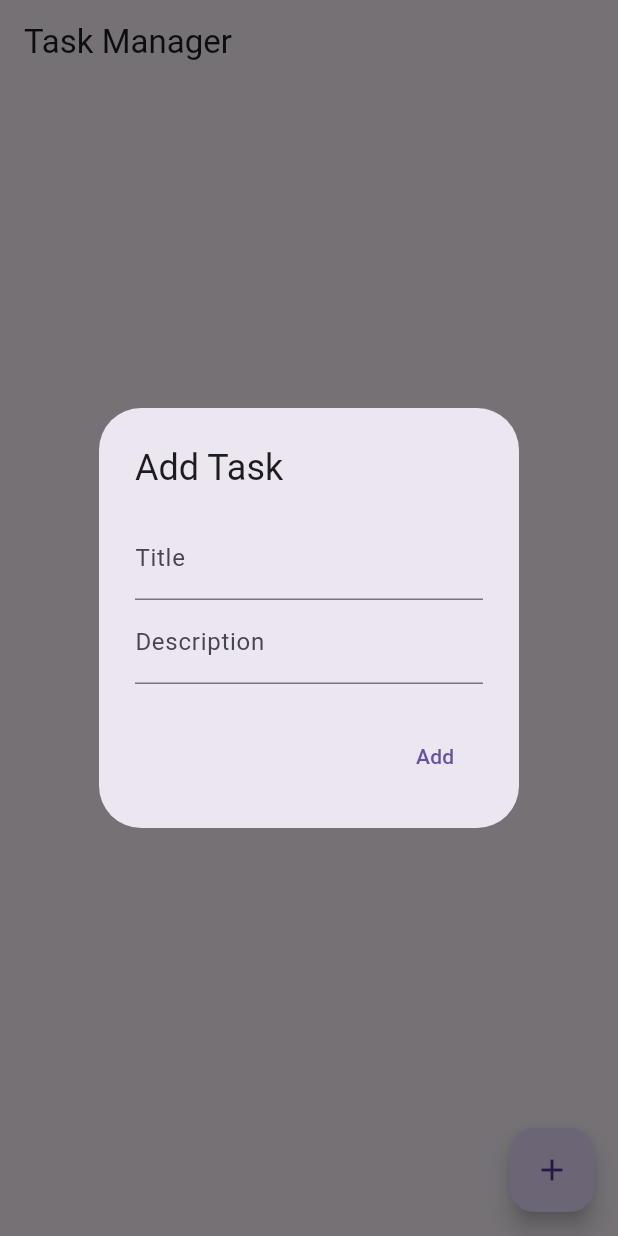
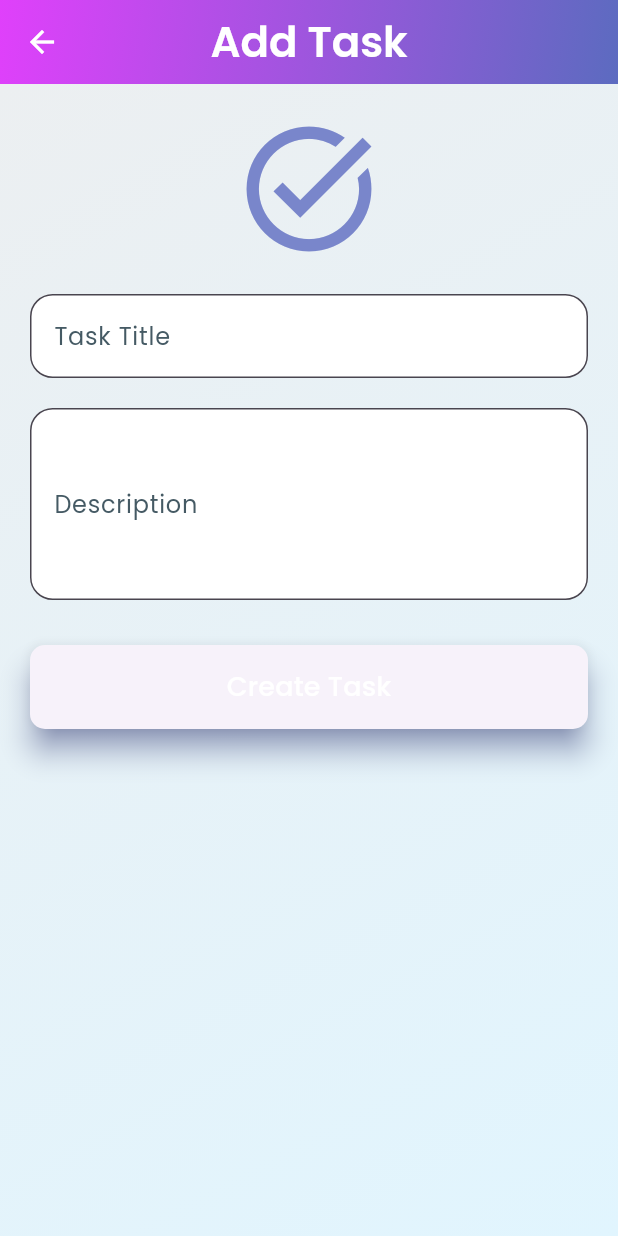
Before and after one commit to keerthana2331/hive, a Flutter app: the screen it shows after launch, after a tap on the "add" icon, on a phone screen of 412 x 824 dp. Run offline on Flutter 3.47's test engine with Material 3 defaults, Android fonts, the phone set to English and light mode, and no system bars; our stand-ins replace google_fonts, hive, hive_flutter; accounts and stored records are empty.

Commit message:
made some changes into it

```diff
--- /dev/null
+++ b/lib/addscreen.dart
@@ -0,0 +1,145 @@
+import 'package:flutter/material.dart';
+import 'package:google_fonts/google_fonts.dart';
+import 'package:hive/hive.dart';
+import 'task.dart';
+
+class AddEditTaskScreen extends StatefulWidget {
+  final Task? task;
+  final Box<Task> taskBox;
+
+  AddEditTaskScreen({this.task, required this.taskBox});
+
+  @override
+  _AddEditTaskScreenState createState() => _AddEditTaskScreenState();
+}
+
+class _AddEditTaskScreenState extends State<AddEditTaskScreen> {
+  final _formKey = GlobalKey<FormState>();
+  late TextEditingController _titleController;
+  late TextEditingController _descriptionController;
+
+  @override
+  void initState() {
+    super.initState();
+    _titleController = TextEditingController(text: widget.task?.title ?? '');
+    _descriptionController = TextEditingController(text: widget.task?.description ?? '');
+  }
+
+  @override
+  Widget build(BuildContext context) {
+    return Scaffold(
+      appBar: AppBar(
+        title: Text(
+          widget.task == null ? 'Add Task' : 'Edit Task',
+          style: GoogleFonts.poppins(fontSize: 28, color: Colors.white),
+        ),
+        flexibleSpace: Container(
+          decoration: BoxDecoration(
+            gradient: LinearGradient(
+              colors: [Colors.purpleAccent.shade200, Colors.indigo.shade400],
+              begin: Alignment.topLeft,
+              end: Alignment.bottomRight,
+            ),
+          ),
+        ),
+        centerTitle: true,
+        elevation: 10,
+      ),
+      body: Container(
+        padding: EdgeInsets.all(20),
+        decoration: BoxDecoration(
+          gradient: LinearGradient(
+            colors: [Colors.blueGrey.shade50, Colors.lightBlue.shade50],
+            begin: Alignment.topLeft,
+            end: Alignment.bottomRight,
+          ),
+        ),
+        child: Form(
+          key: _formKey,
+          child: ListView(
+            children: [
+              Hero(
+                tag: 'taskIcon',
+                child: Icon(
+                  Icons.task_alt,
+                  size: 100,
+                  color: Colors.indigo.shade300,
+                ),
+              ),
+              SizedBox(height: 20),
+              TextFormField(
+                controller: _titleController,
+                decoration: InputDecoration(
+                  labelText: 'Task Title',
+                  labelStyle: GoogleFonts.poppins(color: Colors.blueGrey.shade700),
+                  border: OutlineInputBorder(borderRadius: BorderRadius.circular(15)),
+                  filled: true,
+                  fillColor: Colors.white,
+                ),
+                validator: (value) {
+                  if (value == null || value.isEmpty) {
+                    return 'Please enter a title';
+                  }
+                  return null;
+                },
+              ),
+              SizedBox(height: 20),
+              TextFormField(
+                controller: _descriptionController,
+                decoration: InputDecoration(
+                  labelText: 'Description',
+                  labelStyle: GoogleFonts.poppins(color: Colors.blueGrey.shade700),
+                  border: OutlineInputBorder(borderRadius: BorderRadius.circular(15)),
+                  filled: true,
+                  fillColor: Colors.white,
+                ),
+                maxLines: 4,
+                validator: (value) {
+                  if (value == null || value.isEmpty) {
+                    return 'Please enter a description';
+                  }
+                  return null;
+                },
+              ),
+              SizedBox(height: 30),
+              ElevatedButton(
+                onPressed: () {
+                  if (_formKey.currentState!.validate()) {
+                    if (widget.task == null) {
+                      widget.taskBox.add(
+                        Task(
+                          title: _titleController.text,
+                          description: _descriptionController.text,
+                          isCompleted: false,
+                        ),
+                      );
+                    } else {
+                      widget.task!.title = _titleController.text;
+                      widget.task!.description = _descriptionController.text;
+                      widget.task!.save();
+                    }
+                    Navigator.pop(context); // Close the screen after saving.
+                  }
+                },
+                child: Text(
+                  widget.task == null ? 'Create Task' : 'Save Changes',
+                  style: GoogleFonts.poppins(fontSize: 18, color: Colors.white),
+                ),
+                style: ElevatedButton.styleFrom(
+                  padding: EdgeInsets.symmetric(vertical: 15),
+                  shape: RoundedRectangleBorder(
+                    borderRadius: BorderRadius.circular(10),
+                  ),
+                  iconColor: Colors.deepPurpleAccent, // Updated to match gradient
+                  disabledIconColor: Colors.white, // Text color
+                  shadowColor: Colors.indigo.shade400,
+                  elevation: 8,
+                ),
+              ),
+            ],
+          ),
+        ),
+      ),
+    );
+  }
+}
--- a/lib/main.dart
+++ b/lib/main.dart
@@ -1,8 +1,8 @@
 import 'package:flutter/material.dart';
-import 'package:hive_1/task_adapter.dart';
 import 'package:hive_flutter/hive_flutter.dart';
-import 'package:hive_1/task_screen.dart';
-import 'package:hive_1/task.dart';
+import 'task_adapter.dart';
+import 'task_screen.dart';
+import 'task.dart';
 
 void main() async {
   WidgetsFlutterBinding.ensureInitialized(); // Ensure Flutter bindings are initialized
@@ -24,7 +24,39 @@ class MyApp extends StatelessWidget {
       title: 'Task Manager',
       debugShowCheckedModeBanner: false, // Disable debug banner
       theme: ThemeData(
-        primarySwatch: Colors.blue,
+        brightness: Brightness.light,
+        primarySwatch: Colors.teal,
+        scaffoldBackgroundColor: Colors.grey.shade200,
+        textTheme: TextTheme(
+          titleLarge: TextStyle(
+            fontFamily: 'Poppins',
+            fontSize: 22,
+            fontWeight: FontWeight.bold,
+            color: Colors.teal.shade900,
+          ),
+          bodyLarge: TextStyle(
+            fontFamily: 'Poppins',
+            fontSize: 16,
+            color: Colors.grey.shade800,
+          ),
+        ),
+        appBarTheme: AppBarTheme(
+          elevation: 5,
+          backgroundColor: Colors.teal.shade300,
+          titleTextStyle: TextStyle(
+            fontFamily: 'Poppins',
+            fontSize: 24,
+            fontWeight: FontWeight.w600,
+            color: Colors.white,
+          ),
+          centerTitle: true,
+          iconTheme: IconThemeData(color: Colors.white),
+        ),
+        floatingActionButtonTheme: FloatingActionButtonThemeData(
+          backgroundColor: Colors.teal,
+          elevation: 10,
+          splashColor: Colors.tealAccent,
+        ),
       ),
       home: TaskScreen(), // Navigate to the TaskScreen widget
     );
--- a/lib/task.dart
+++ b/lib/task.dart
@@ -1,6 +1,4 @@
 import 'package:hive/hive.dart';
-
-// Required for code generation
 
 @HiveType(typeId: 0)
 class Task extends HiveObject {
--- a/lib/task_screen.dart
+++ b/lib/task_screen.dart
@@ -1,5 +1,8 @@
 import 'package:flutter/material.dart';
+import 'package:google_fonts/google_fonts.dart';
+import 'package:hive/hive.dart';
 import 'package:hive_flutter/hive_flutter.dart';
+import 'addscreen.dart';
 import 'task.dart';
 
 class TaskScreen extends StatefulWidget {
@@ -17,97 +20,206 @@ class _TaskScreenState extends State<TaskScreen> {
   }
 
   Future<void> _initializeHive() async {
-    // Open the box if it hasn't been opened already
     taskBox = await Hive.openBox<Task>('tasks');
-    setState(() {}); // Rebuild the UI once the box is initialized
+    setState(() {});
   }
 
   @override
   Widget build(BuildContext context) {
-    if (!Hive.isBoxOpen('tasks')) {
-      // Display a loading indicator until the box is open
-      return Scaffold(
-        appBar: AppBar(title: Text('Task Manager')),
-        body: Center(child: CircularProgressIndicator()),
-      );
-    }
-
     return Scaffold(
-      appBar: AppBar(title: Text('Task Manager')),
+      appBar: AppBar(
+        title: Text(
+          'Task Manager',
+          style: GoogleFonts.lobster(
+            fontSize: 30,
+            letterSpacing: 1.2,
+            color: Colors.white,
+          ),
+        ),
+        flexibleSpace: Container(
+          decoration: BoxDecoration(
+            gradient: LinearGradient(
+              colors: [Colors.deepPurple.shade500, Colors.blueAccent.shade200],
+              begin: Alignment.topLeft,
+              end: Alignment.bottomRight,
+            ),
+            boxShadow: [
+              BoxShadow(
+                color: Colors.black.withOpacity(0.3),
+                blurRadius: 8,
+                offset: Offset(0, 4),
+              ),
+            ],
+          ),
+        ),
+        elevation: 10,
+        centerTitle: true,
+      ),
       body: ValueListenableBuilder(
         valueListenable: taskBox.listenable(),
         builder: (context, Box<Task> box, _) {
           if (box.isEmpty) {
-            return Center(child: Text('No tasks added yet.'));
+            return Center(
+              child: Column(
+                mainAxisAlignment: MainAxisAlignment.center,
+                children: [
+                  Image.asset(
+                    'assets/empty_tasks.png', // Add an attractive illustration.
+                    height: 200,
+                  ),
+                  SizedBox(height: 20),
+                  Text(
+                    'No tasks here yet!',
+                    style: GoogleFonts.poppins(
+                      fontSize: 20,
+                      color: Colors.grey.shade600,
+                      fontWeight: FontWeight.w500,
+                    ),
+                  ),
+                  SizedBox(height: 10),
+                  ElevatedButton(
+                    onPressed: () => Navigator.push(
+                      context,
+                      MaterialPageRoute(builder: (_) => AddEditTaskScreen(taskBox: taskBox)),
+                    ),
+                    style: ElevatedButton.styleFrom(
+                      padding: EdgeInsets.symmetric(horizontal: 30, vertical: 15),
+                      shape: RoundedRectangleBorder(
+                        borderRadius: BorderRadius.circular(15),
+                      ),
+                      backgroundColor: Colors.teal,
+                    ),
+                    child: Text(
+                      'Add Your First Task',
+                      style: GoogleFonts.poppins(
+                        fontSize: 16,
+                        fontWeight: FontWeight.bold,
+                        color: Colors.white,
+                      ),
+                    ),
+                  ),
+                ],
+              ),
+            );
           }
           return ListView.builder(
+            padding: EdgeInsets.all(12),
             itemCount: box.length,
             itemBuilder: (context, index) {
               final task = box.getAt(index);
-              return ListTile(
-                title: Text(task!.title),
-                subtitle: Text(task.description),
-                trailing: Checkbox(
-                  value: task.isCompleted,
-                  onChanged: (value) {
-                    task.isCompleted = value!;
+              return GestureDetector(
+                onTap: () {
+                  setState(() {
+                    task!.isCompleted = !task.isCompleted;
                     task.save();
-                  },
+                  });
+                },
+                child: AnimatedContainer(
+                  duration: Duration(milliseconds: 300),
+                  curve: Curves.easeInOut,
+                  margin: EdgeInsets.symmetric(vertical: 10),
+                  decoration: BoxDecoration(
+                    borderRadius: BorderRadius.circular(20),
+                    gradient: LinearGradient(
+                      colors: task!.isCompleted
+                          ? [Colors.green.shade300, Colors.green.shade600]
+                          : [Colors.white, Colors.grey.shade100],
+                      begin: Alignment.topLeft,
+                      end: Alignment.bottomRight,
+                    ),
+                    boxShadow: [
+                      BoxShadow(
+                        color: Colors.grey.withOpacity(0.4),
+                        offset: Offset(4, 4),
+                        blurRadius: 10,
+                        spreadRadius: 1,
+                      ),
+                      BoxShadow(
+                        color: Colors.white.withOpacity(0.8),
+                        offset: Offset(-3, -3),
+                        blurRadius: 10,
+                        spreadRadius: 1,
+                      ),
+                    ],
+                  ),
+                  child: ListTile(
+                    contentPadding: EdgeInsets.symmetric(horizontal: 20, vertical: 10),
+                    leading: AnimatedSwitcher(
+                      duration: Duration(milliseconds: 300),
+                      child: Icon(
+                        task.isCompleted
+                            ? Icons.check_circle_rounded
+                            : Icons.circle_outlined,
+                        color: task.isCompleted ? Colors.white : Colors.blue.shade400,
+                        size: 30,
+                        key: ValueKey(task.isCompleted),
+                      ),
+                    ),
+                    title: Text(
+                      task.title,
+                      style: GoogleFonts.poppins(
+                        fontSize: 18,
+                        fontWeight: FontWeight.w600,
+                        decoration: task.isCompleted
+                            ? TextDecoration.lineThrough
+                            : null,
+                        color: task.isCompleted ? Colors.white : Colors.black87,
+                      ),
+                    ),
+                    subtitle: Text(
+                      task.description,
+                      style: GoogleFonts.poppins(
+                        fontSize: 14,
+                        color: task.isCompleted ? Colors.white70 : Colors.grey.shade600,
+                      ),
+                    ),
+                    trailing: Row(
+                      mainAxisSize: MainAxisSize.min,
+                      children: [
+                        IconButton(
+                          icon: Icon(Icons.edit, color: Colors.orange),
+                          onPressed: () => Navigator.push(
+                            context,
+                            MaterialPageRoute(
+                              builder: (_) => AddEditTaskScreen(task: task, taskBox: taskBox),
+                            ),
+                          ),
+                        ),
+                        IconButton(
+                          icon: Icon(Icons.delete, color: Colors.red),
+                          onPressed: () => _deleteTask(task, index),
+                        ),
+                      ],
+                    ),
+                  ),
                 ),
-                onLongPress: () {
-                  task.delete();
-                },
               );
             },
           );
         },
       ),
       floatingActionButton: FloatingActionButton(
-        onPressed: () => _addTask(context),
-        child: Icon(Icons.add),
+        onPressed: () => Navigator.push(
+          context,
+          MaterialPageRoute(builder: (_) => AddEditTaskScreen(taskBox: taskBox)),
+        ),
+        child: Icon(Icons.add, size: 28),
+        backgroundColor: Colors.pinkAccent,
+        elevation: 15,
       ),
     );
   }
 
-  void _addTask(BuildContext context) {
-    final titleController = TextEditingController();
-    final descriptionController = TextEditingController();
+void _deleteTask(Task task, int index) {
+  // Directly delete the task
+  task.delete();
 
-    showDialog(
-      context: context,
-      builder: (context) {
-        return AlertDialog(
-          title: Text('Add Task'),
-          content: Column(
-            mainAxisSize: MainAxisSize.min,
-            children: [
-              TextField(
-                controller: titleController,
-                decoration: InputDecoration(labelText: 'Title'),
-              ),
-              TextField(
-                controller: descriptionController,
-                decoration: InputDecoration(labelText: 'Description'),
-              ),
-            ],
-          ),
-          actions: [
-            TextButton(
-              onPressed: () {
-                final title = titleController.text;
-                final description = descriptionController.text;
-
-                if (title.isNotEmpty && description.isNotEmpty) {
-                  final task = Task(title: title, description: description);
-                  taskBox.add(task);
-                  Navigator.of(context).pop();
-                }
-              },
-              child: Text('Add'),
-            ),
-          ],
-        );
-      },
-    );
-  }
+  // Show a SnackBar indicating that the task has been deleted
+  ScaffoldMessenger.of(context).showSnackBar(
+    SnackBar(
+      content: Text('Task deleted successfully!'),
+      backgroundColor: Colors.redAccent,
+    ),
+  );
 }
+}
--- a/pubspec.yaml
+++ b/pubspec.yaml
@@ -14,6 +14,7 @@ dependencies:
   cupertino_icons: ^1.0.8
   hive: ^2.0.0
   hive_flutter: ^1.1.0
+  google_fonts: ^6.2.1
 
 dev_dependencies:
   flutter_test:
```
Also changed, not shown: pubspec.lock.
